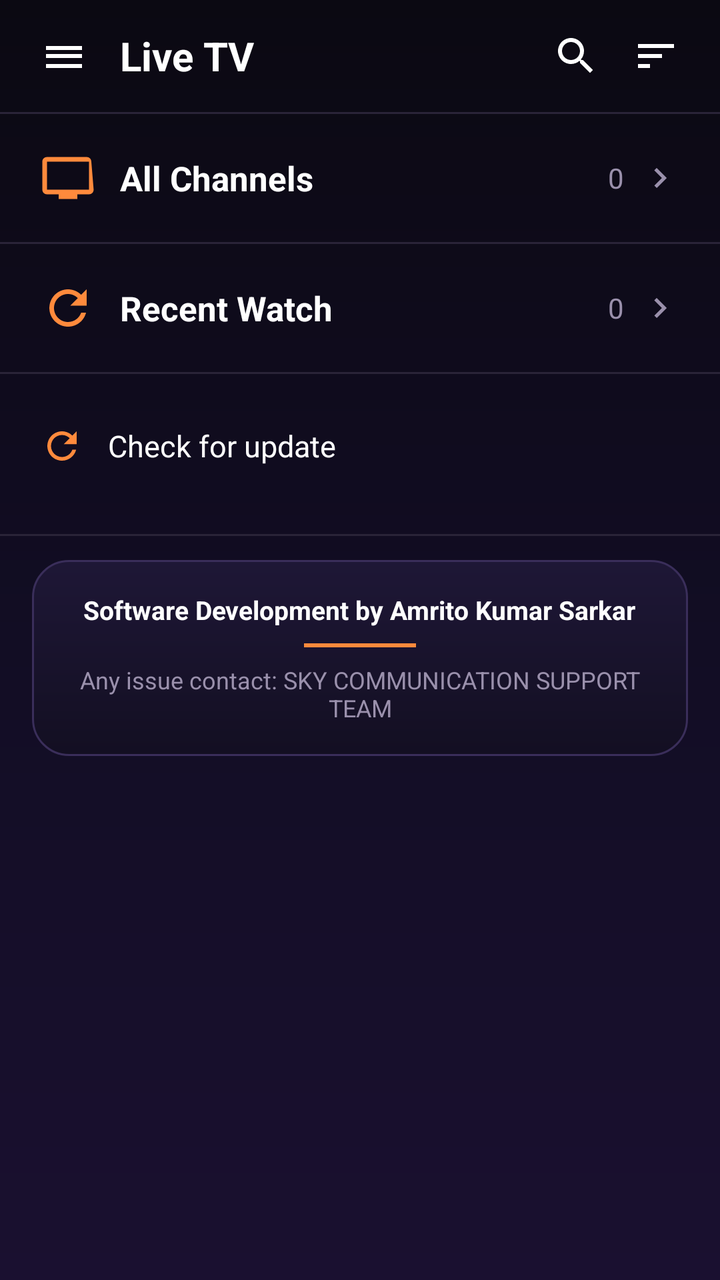
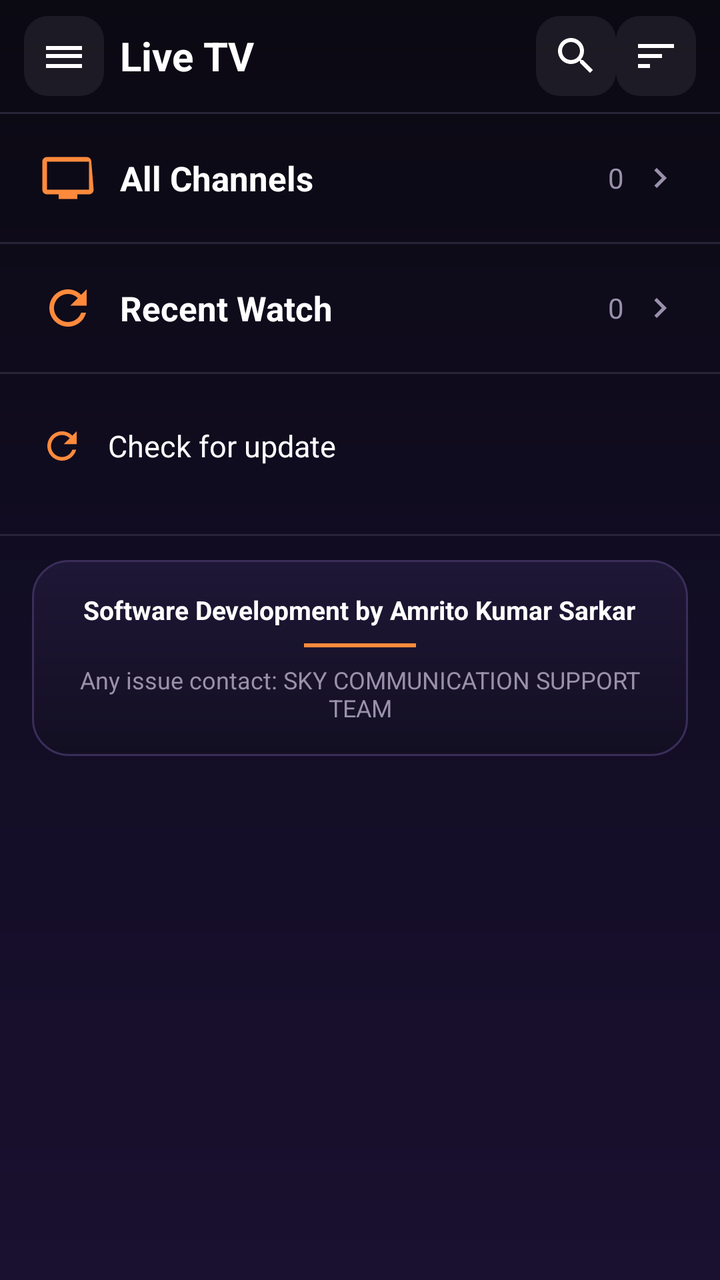

The first picture is an Android layout as it rendered before a commit; the second is the same layout after the commit. The layout source and the unified diff follow.
<!-- AndroidManifest.xml: application theme Theme.IPTVPlayer -->
<!-- res/layout/activity_main.xml -->
<?xml version="1.0" encoding="utf-8"?>
<LinearLayout
    xmlns:android="http://schemas.android.com/apk/res/android"
    xmlns:app="http://schemas.android.com/apk/res-auto"
    android:layout_width="match_parent"
    android:layout_height="match_parent"
    android:orientation="vertical"
    android:background="@drawable/bg_app_gradient">

    
    <LinearLayout
        android:layout_width="match_parent"
        android:layout_height="56dp"
        android:orientation="horizontal"
        android:gravity="center_vertical"
        android:paddingHorizontal="12dp"
        android:background="@android:color/transparent">

        <ImageButton
            android:id="@+id/btnMenu"
            android:layout_width="40dp"
            android:layout_height="40dp"
            android:background="?attr/selectableItemBackgroundBorderless"
            android:src="@drawable/ic_menu"
            android:tint="@color/colorChannelName"
            android:contentDescription="Menu"
            android:focusable="true" />

        <TextView
            android:layout_width="0dp"
            android:layout_height="wrap_content"
            android:layout_weight="1"
            android:layout_marginStart="8dp"
            android:text="@string/live_tv"
            android:textColor="@color/colorChannelName"
            android:textSize="20sp"
            android:textStyle="bold" />

        <ImageButton
            android:id="@+id/btnSearch"
            android:layout_width="40dp"
            android:layout_height="40dp"
            android:background="?attr/selectableItemBackgroundBorderless"
            android:src="@drawable/ic_search"
            android:tint="@color/colorChannelName"
            android:contentDescription="Search"
            android:focusable="true" />

        <ImageButton
            android:id="@+id/btnSort"
            android:layout_width="40dp"
            android:layout_height="40dp"
            android:background="?attr/selectableItemBackgroundBorderless"
            android:src="@drawable/ic_sort"
            android:tint="@color/colorChannelName"
            android:contentDescription="Sort"
            android:focusable="true" />

    </LinearLayout>

    
    <View
        android:layout_width="match_parent"
        android:layout_height="1dp"
        android:background="@color/colorDivider" />

    
    <LinearLayout
        android:id="@+id/rowAllChannels"
        android:layout_width="match_parent"
        android:layout_height="64dp"
        android:orientation="horizontal"
        android:gravity="center_vertical"
        android:paddingHorizontal="20dp"
        android:focusable="true"
        android:focusableInTouchMode="false"
        android:nextFocusDown="@id/rowRecentWatch"
        android:background="@drawable/bg_row_selector">

        <ImageView
            android:layout_width="28dp"
            android:layout_height="28dp"
            android:src="@drawable/ic_tv"
            android:tint="@color/colorOrange"
            android:layout_marginEnd="12dp" />

        <TextView
            android:layout_width="0dp"
            android:layout_height="wrap_content"
            android:layout_weight="1"
            android:text="@string/all_channels"
            android:textColor="@color/colorChannelName"
            android:textSize="17sp"
            android:textStyle="bold" />

        <TextView
            android:id="@+id/tvAllCount"
            android:layout_width="wrap_content"
            android:layout_height="wrap_content"
            android:text="0"
            android:textColor="@color/colorSubText"
            android:textSize="14sp"
            android:layout_marginEnd="8dp" />

        <ImageView
            android:layout_width="20dp"
            android:layout_height="20dp"
            android:src="@drawable/ic_arrow_forward"
            android:tint="@color/colorSubText" />

    </LinearLayout>

    
    <View
        android:layout_width="match_parent"
        android:layout_height="1dp"
        android:background="@color/colorDivider" />

    
    <LinearLayout
        android:id="@+id/rowRecentWatch"
        android:layout_width="match_parent"
        android:layout_height="64dp"
        android:orientation="horizontal"
        android:gravity="center_vertical"
        android:paddingHorizontal="20dp"
        android:focusable="true"
        android:focusableInTouchMode="false"
        android:nextFocusUp="@id/rowAllChannels"
        android:background="@drawable/bg_row_selector">

        <ImageView
            android:layout_width="28dp"
            android:layout_height="28dp"
            android:src="@drawable/ic_refresh"
            android:tint="@color/colorOrange"
            android:layout_marginEnd="12dp" />

        <TextView
            android:layout_width="0dp"
            android:layout_height="wrap_content"
            android:layout_weight="1"
            android:text="@string/recent_watch"
            android:textColor="@color/colorChannelName"
            android:textSize="17sp"
            android:textStyle="bold" />

        <TextView
            android:id="@+id/tvRecentCount"
            android:layout_width="wrap_content"
            android:layout_height="wrap_content"
            android:text="0"
            android:textColor="@color/colorSubText"
            android:textSize="14sp"
            android:layout_marginEnd="8dp" />

        <ImageView
            android:layout_width="20dp"
            android:layout_height="20dp"
            android:src="@drawable/ic_arrow_forward"
            android:tint="@color/colorSubText" />

    </LinearLayout>

    
    <View
        android:layout_width="match_parent"
        android:layout_height="1dp"
        android:background="@color/colorDivider" />

    
    <LinearLayout
        android:id="@+id/rowCheckUpdate"
        android:layout_width="match_parent"
        android:layout_height="56dp"
        android:layout_marginTop="8dp"
        android:background="@drawable/bg_row_selector"
        android:clickable="true"
        android:focusable="true"
        android:gravity="center_vertical"
        android:orientation="horizontal"
        android:paddingHorizontal="20dp">

        <ImageView
            android:layout_width="22dp"
            android:layout_height="22dp"
            android:layout_marginEnd="12dp"
            android:src="@drawable/ic_refresh"
            android:tint="@color/colorOrange" />

        <TextView
            android:layout_width="0dp"
            android:layout_height="wrap_content"
            android:layout_weight="1"
            android:text="@string/check_for_update"
            android:textColor="@color/colorChannelName"
            android:textSize="15sp" />

        <TextView
            android:id="@+id/tvAppVersion"
            android:layout_width="wrap_content"
            android:layout_height="wrap_content"
            android:textColor="@color/colorSubText"
            android:textSize="12sp" />

    </LinearLayout>

    
    <TextView
        android:id="@+id/tvCheckResult"
        android:layout_width="match_parent"
        android:layout_height="wrap_content"
        android:background="@color/colorSurface"
        android:gravity="center"
        android:padding="8dp"
        android:textColor="@color/colorOrange"
        android:textSize="12sp"
        android:visibility="gone" />

    
    <TextView
        android:id="@+id/tvUpdateStatus"
        android:layout_width="match_parent"
        android:layout_height="wrap_content"
        android:padding="10dp"
        android:textColor="@color/colorOrange"
        android:textSize="13sp"
        android:gravity="center"
        android:background="@color/colorSurface"
        android:visibility="gone" />

    
    <View
        android:layout_width="match_parent"
        android:layout_height="1dp"
        android:layout_marginTop="16dp"
        android:background="@color/colorDivider" />

    <LinearLayout
        android:layout_width="match_parent"
        android:layout_height="wrap_content"
        android:layout_marginStart="16dp"
        android:layout_marginEnd="16dp"
        android:layout_marginTop="12dp"
        android:layout_marginBottom="12dp"
        android:orientation="vertical"
        android:gravity="center"
        android:padding="16dp"
        android:background="@drawable/bg_dialog">

        <TextView
            android:layout_width="wrap_content"
            android:layout_height="wrap_content"
            android:text="@string/developer_credit"
            android:textColor="@color/colorChannelName"
            android:textSize="13sp"
            android:textStyle="bold"
            android:gravity="center" />

        <View
            android:layout_width="56dp"
            android:layout_height="2dp"
            android:layout_marginTop="8dp"
            android:layout_marginBottom="8dp"
            android:background="@color/colorOrange" />

        <TextView
            android:layout_width="wrap_content"
            android:layout_height="wrap_content"
            android:text="@string/support_credit"
            android:textColor="@color/colorSubText"
            android:textSize="12sp"
            android:gravity="center" />

    </LinearLayout>

</LinearLayout>
<!-- resources referenced by this layout -->
<resources>
  <color name="colorChannelName">#FFFFFF</color>
  <color name="colorDivider">#2A2438</color>
  <color name="colorOrange">#FF8A3C</color>
  <color name="colorSubText">#9A90AC</color>
  <color name="colorSurface">#171322</color>
  <!-- drawable bg_app_gradient (drawable) -->
  <?xml version="1.0" encoding="utf-8"?>
  <shape xmlns:android="http://schemas.android.com/apk/res/android"
      android:shape="rectangle">
      <gradient
          android:angle="270"
          android:startColor="@color/colorGradientBgStart"
          android:centerColor="#120D24"
          android:endColor="@color/colorGradientBgEnd"
          android:type="linear" />
  </shape>
  <!-- drawable ic_arrow_forward (drawable) -->
  <?xml version="1.0" encoding="utf-8"?>
  <vector xmlns:android="http://schemas.android.com/apk/res/android"
      android:width="24dp" android:height="24dp"
      android:viewportWidth="24" android:viewportHeight="24">
      <path android:fillColor="#FFFFFF"
          android:pathData="M10,6L8.59,7.41 13.17,12l-4.58,4.59L10,18l6,-6z"/>
  </vector>
  <!-- drawable ic_menu (drawable) -->
  <?xml version="1.0" encoding="utf-8"?>
  <vector xmlns:android="http://schemas.android.com/apk/res/android"
      android:width="24dp" android:height="24dp"
      android:viewportWidth="24" android:viewportHeight="24">
      <path android:fillColor="#FFFFFF"
          android:pathData="M3,18h18v-2H3v2zm0-5h18v-2H3v2zM3,7v2h18V7H3z"/>
  </vector>
  <!-- drawable ic_sort (drawable) -->
  <?xml version="1.0" encoding="utf-8"?>
  <vector xmlns:android="http://schemas.android.com/apk/res/android"
      android:width="24dp" android:height="24dp"
      android:viewportWidth="24" android:viewportHeight="24">
      <path android:fillColor="#FFFFFF"
          android:pathData="M3,18h6v-2H3v2zM3,6v2h18V6H3zM3,13h12v-2H3v2z"/>
  </vector>
  <string name="all_channels">All Channels</string>
  <string name="check_for_update">Check for update</string>
  <string name="developer_credit">Software Development by Amrito Kumar Sarkar</string>
  <string name="live_tv">Live TV</string>
  <string name="recent_watch">Recent Watch</string>
  <string name="support_credit">Any issue contact: SKY COMMUNICATION SUPPORT TEAM</string>
  <color name="colorGradientBgStart">#0B0912</color>
  <color name="colorGradientBgEnd">#1A1030</color>
  <color name="colorPrimary">#FF8A3C</color>
  <color name="colorPrimaryVariant">#E06A1F</color>
  <color name="colorOnPrimary">#FFFFFF</color>
  <color name="colorSecondary">#E8388A</color>
  <color name="colorOnSecondary">#FFFFFF</color>
  <color name="colorBackground">#0B0912</color>
  <color name="colorOnSurface">#F6F1FF</color>
  <color name="colorError">#FF5C8A</color>
  <!-- unchanged entries left out for length: 6 -->
</resources>

<!-- the commit's change to res/layout/activity_main.xml (unified diff, before → after) -->
@@ -20,7 +20,7 @@
             android:id="@+id/btnMenu"
             android:layout_width="40dp"
             android:layout_height="40dp"
-            android:background="?attr/selectableItemBackgroundBorderless"
+            android:background="@drawable/bg_icon_chip"
             android:src="@drawable/ic_menu"
             android:tint="@color/colorChannelName"
             android:contentDescription="Menu"
@@ -40,7 +40,7 @@
             android:id="@+id/btnSearch"
             android:layout_width="40dp"
             android:layout_height="40dp"
-            android:background="?attr/selectableItemBackgroundBorderless"
+            android:background="@drawable/bg_icon_chip"
             android:src="@drawable/ic_search"
             android:tint="@color/colorChannelName"
             android:contentDescription="Search"
@@ -50,7 +50,7 @@
             android:id="@+id/btnSort"
             android:layout_width="40dp"
             android:layout_height="40dp"
-            android:background="?attr/selectableItemBackgroundBorderless"
+            android:background="@drawable/bg_icon_chip"
             android:src="@drawable/ic_sort"
             android:tint="@color/colorChannelName"
             android:contentDescription="Sort"
<!-- resource entries referenced after the edit -->
@@ -16,6 +16,35 @@
           android:endColor="@color/colorGradientBgEnd"
           android:type="linear" />
   </shape>
+  <!-- drawable bg_icon_chip (drawable) -->
+  <?xml version="1.0" encoding="utf-8"?>
+  <selector xmlns:android="http://schemas.android.com/apk/res/android">
+      <item android:state_focused="true">
+          <shape>
+              <gradient
+                  android:angle="0"
+                  android:startColor="#40FF9A3C"
+                  android:endColor="#40E8388A" />
+              <stroke android:width="1.5dp" android:color="@color/colorOrange" />
+              <corners android:radius="12dp" />
+          </shape>
+      </item>
+      <item android:state_pressed="true">
+          <shape>
+              <gradient
+                  android:angle="0"
+                  android:startColor="#33FF9A3C"
+                  android:endColor="#33E8388A" />
+              <corners android:radius="12dp" />
+          </shape>
+      </item>
+      <item>
+          <shape>
+              <solid android:color="#12FFFFFF" />
+              <corners android:radius="12dp" />
+          </shape>
+      </item>
+  </selector>
   <!-- drawable ic_arrow_forward (drawable) -->
   <?xml version="1.0" encoding="utf-8"?>
   <vector xmlns:android="http://schemas.android.com/apk/res/android"
